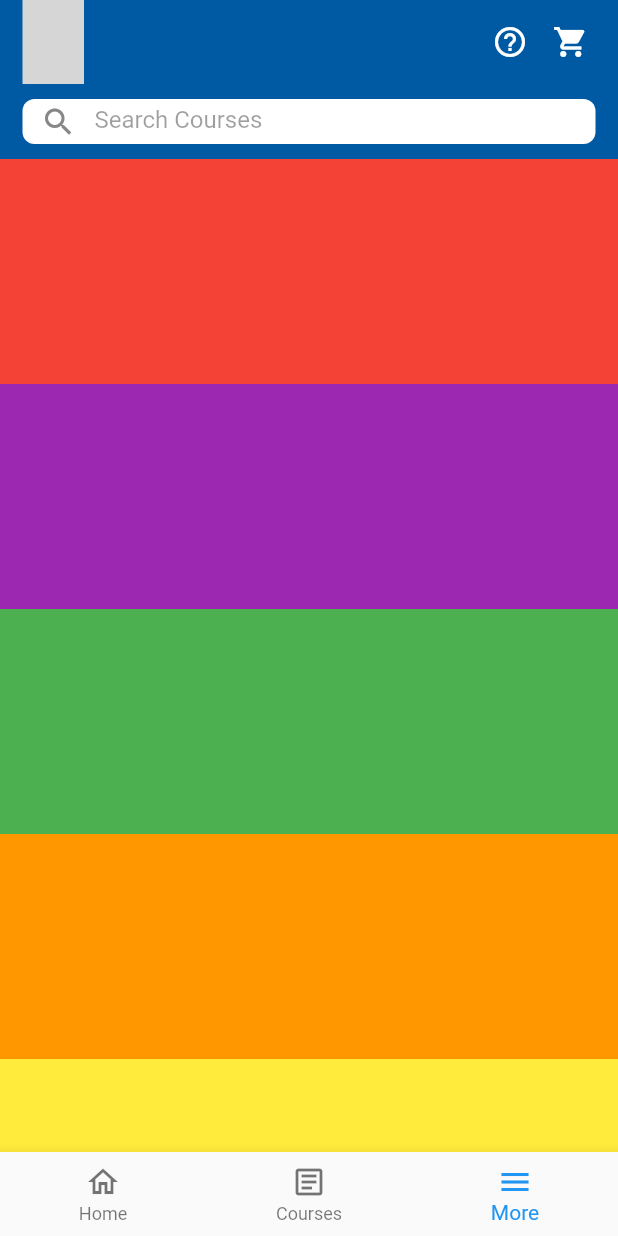
After one commit to Divyansh010/Brigde_Live, a Flutter app: the screen it shows after launch, item 3 of the bottom bar chosen, after a tap on the "help outline" icon, on a phone screen of 412 x 824 dp. The commit adds this screen. Run offline on Flutter 3.47's test engine with Material 2 defaults, Android fonts, the phone set to English and light mode, and no system bars; our stand-ins replace flutter_svg; missing offline and left inert: dart:js; grey boxes are pictures that could not be loaded.

Commit message:
Appbar+SearchBAr

```diff
--- a/lib/home_page.dart
+++ b/lib/HomePage.dart
@@ -2,7 +2,6 @@ import 'package:BridgeLive/constants.dart';
 import 'package:flutter/cupertino.dart';
 import 'package:flutter/material.dart';
 import 'package:flutter_svg/svg.dart';
-import 'placeholder_widget.dart';
 
 class HomePage extends StatefulWidget {
   @override
@@ -10,12 +9,6 @@ class HomePage extends StatefulWidget {
 }
 
 class _HomePageState extends State<HomePage> {
-  int _currentIndex =0;   //track currently selected Tab
-  final List<Widget> _children=[
-    PlaceholderWidget(Colors.white),
-    PlaceholderWidget(Colors.orange),
-    PlaceholderWidget(Colors.green)
-  ];   //list of widgets need to be rendered while selected
 
   @override
   Widget build(BuildContext context) {
@@ -45,34 +38,17 @@ class _HomePageState extends State<HomePage> {
           ),
                   ],
     ),
-    body: _children[_currentIndex],
-    bottomNavigationBar: BottomNavigationBar(
-      onTap: onTabTapped,
-      currentIndex: _currentIndex,
-      items: [
-        BottomNavigationBarItem(
-          icon: new Icon(Icons.home_outlined),
-          label: 'Home',
-        ),
-        BottomNavigationBarItem(
-          icon: new Icon(Icons.article_outlined),
-          label: 'Courses',
-        ),
-        BottomNavigationBarItem(
-          icon: new Icon(Icons.menu),
-          label: 'More',
-        )
+    body: CustomScrollView(
+      slivers: <Widget>[
+        SliverAppBar(
+
+          ),
+
       ],
     ),
   );
   }
 
-//This will trigger Build method with the state passed to it
-  void onTabTapped(int index){
-    setState(() {
-    });
-      _currentIndex=index;
-  }
 }
 
 Widget searchField(){
--- /dev/null
+++ b/lib/MorePage.dart
@@ -0,0 +1,113 @@
+import 'package:flutter/material.dart';
+import 'package:flutter_svg/svg.dart';
+import 'constants.dart';
+import 'dart:js';
+
+class MorePage extends StatefulWidget {
+  @override
+  _MorePageState createState() => _MorePageState();
+}
+
+class _MorePageState extends State<MorePage> {
+    final controller = ScrollController();
+
+  @override
+  Widget build(BuildContext context) {
+    return SafeArea(
+      child: CustomScrollView(
+      slivers: <Widget>[
+        SliverAppBar(
+        backgroundColor: colorBlue,
+        elevation: 0.0,
+        leading: IconButton(
+          padding: EdgeInsets.only(left: 15.0),
+          icon: SvgPicture.asset("assets/images/brigdelogo.svg"), onPressed: () {},
+        ),
+        actions: <Widget>[
+          new IconButton(
+            icon: new Icon(Icons.help_outline), onPressed: () {},
+          ),
+          new IconButton(
+            icon: new Icon(Icons.shopping_cart),
+            padding: EdgeInsets.only(right: 15.0), onPressed: () {},
+          ),
+                  ],
+        ),
+        SliverPersistentHeader(
+          pinned: true,
+          delegate: _SliverAppBarDelegate(
+            // child: searchField(),
+            child: PreferredSize(
+              preferredSize: Size.fromHeight(50.0),
+              child: searchField(),
+            )
+          )
+
+        ),
+        SliverFixedExtentList(
+          itemExtent: 150.0,
+          delegate: SliverChildListDelegate(
+            [
+            Container(color: Colors.red),
+            Container(color: Colors.purple),
+            Container(color: Colors.green),
+            Container(color: Colors.orange),
+            Container(color: Colors.yellow),
+            Container(color: Colors.pink),
+            ]
+          )
+        )
+      ],
+    )
+    );
+  }
+}
+
+Widget searchField(){
+  return Container(
+    height: 50.0,
+    color: colorBlue,
+    padding: EdgeInsets.fromLTRB(15.0,10.0,15.0,10.0),
+    child: TextField(
+      decoration: InputDecoration(
+      hintText: "Search Courses",
+      contentPadding: EdgeInsets.all(8.0),
+      prefixIcon: Icon(Icons.search, color: colorGrey),
+      fillColor: Colors.white,
+      filled: true,
+      enabled: false,
+      border: OutlineInputBorder(
+        borderRadius: BorderRadius.all(Radius.circular(cornerRadius)),
+        borderSide: BorderSide.none,
+      ),
+      ),
+    ),
+  );
+}
+
+class _SliverAppBarDelegate extends SliverPersistentHeaderDelegate {
+  final PreferredSize child;
+
+  _SliverAppBarDelegate({ this.child });
+
+  @override
+  Widget build(BuildContext context, double shrinkOffset, bool overlapsContent) {
+    // TODO: implement build
+    return child;
+  }
+
+  @override
+  // TODO: implement maxExtent
+  double get maxExtent => child.preferredSize.height;
+
+  @override
+  // TODO: implement minExtent
+  double get minExtent => child.preferredSize.height;
+
+  @override
+  bool shouldRebuild(SliverPersistentHeaderDelegate oldDelegate) {
+    // TODO: implement shouldRebuild
+    return false;
+  }
+
+}
--- a/lib/main.dart
+++ b/lib/main.dart
@@ -1,8 +1,10 @@
+import 'package:BridgeLive/CoursesPage.dart';
+import 'package:BridgeLive/HomePage.dart';
 import 'package:BridgeLive/constants.dart';
-import 'package:BridgeLive/home_page.dart';
 import 'package:flutter/material.dart';
-//import 'package:lottie/lottie.dart';
 import 'package:flutter/services.dart';
+
+import 'MorePage.dart';
 
 void main() {
   runApp(MyApp());
@@ -16,111 +18,52 @@ class MyApp extends StatelessWidget {
     return MaterialApp(
       debugShowCheckedModeBanner: false,
       theme: new ThemeData(scaffoldBackgroundColor: bgColor ),
-      // title: 'Flutter Demo',
-      // theme: ThemeData(
-      //   // This is the theme of your application.
-      //   //
-      //   // Try running your application with "flutter run". You'll see the
-      //   // application has a blue toolbar. Then, without quitting the app, try
-      //   // changing the primarySwatch below to Colors.green and then invoke
-      //   // "hot reload" (press "r" in the console where you ran "flutter run",
-      //   // or simply save your changes to "hot reload" in a Flutter IDE).
-      //   // Notice that the counter didn't reset back to zero; the application
-      //   // is not restarted.
-      //   primarySwatch: Colors.green,
-      //   // This makes the visual density adapt to the platform that you run
-      //   // the app on. For desktop platforms, the controls will be smaller and
-      //   // closer together (more dense) than on mobile platforms.
-      //   visualDensity: VisualDensity.adaptivePlatformDensity,
-      // ),
-      // // home: MyHomePage(title: 'Flutter Demo Home Page'),
-            home: HomePage()
-              // body: Center(child: Lottie.asset('assets/splash_screen.json',) ),
+            home: MyBottomNavBar()
     );
   }
 }
 
-/* class MyHomePage extends StatefulWidget {
-  MyHomePage({Key key, this.title}) : super(key: key);
-
-  // This widget is the home page of your application. It is stateful, meaning
-  // that it has a State object (defined below) that contains fields that affect
-  // how it looks.
-
-  // This class is the configuration for the state. It holds the values (in this
-  // case the title) provided by the parent (in this case the App widget) and
-  // used by the build method of the State. Fields in a Widget subclass are
-  // always marked "final".
-
-  final String title;
-
+class MyBottomNavBar extends StatefulWidget {
   @override
-  _MyHomePageState createState() => _MyHomePageState();
+  _MyBottomNavBarState createState() => _MyBottomNavBarState();
 }
 
-class _MyHomePageState extends State<MyHomePage> {
-  int _counter = 0;
+class _MyBottomNavBarState extends State<MyBottomNavBar> {
 
-  void _incrementCounter() {
+   int _currentIndex =0;   //track currently selected Tab
+  final List<Widget> _children=[
+    HomePage(),
+    CoursesPage(),
+    MorePage(),
+  ];
+   void onTabTapped(int index){
     setState(() {
-      // This call to setState tells the Flutter framework that something has
-      // changed in this State, which causes it to rerun the build method below
-      // so that the display can reflect the updated values. If we changed
-      // _counter without calling setState(), then the build method would not be
-      // called again, and so nothing would appear to happen.
-      _counter++;
+            _currentIndex=index;
     });
   }
 
   @override
   Widget build(BuildContext context) {
-    // This method is rerun every time setState is called, for instance as done
-    // by the _incrementCounter method above.
-    //
-    // The Flutter framework has been optimized to make rerunning build methods
-    // fast, so that you can just rebuild anything that needs updating rather
-    // than having to individually change instances of widgets.
     return Scaffold(
-      appBar: AppBar(
-        // Here we take the value from the MyHomePage object that was created by
-        // the App.build method, and use it to set our appbar title.
-        title: Text(widget.title),
-      ),
-      body: Center(
-        // Center is a layout widget. It takes a single child and positions it
-        // in the middle of the parent.
-        child: Column(
-          // Column is also a layout widget. It takes a list of children and
-          // arranges them vertically. By default, it sizes itself to fit its
-          // children horizontally, and tries to be as tall as its parent.
-          //
-          // Invoke "debug painting" (press "p" in the console, choose the
-          // "Toggle Debug Paint" action from the Flutter Inspector in Android
-          // Studio, or the "Toggle Debug Paint" command in Visual Studio Code)
-          // to see the wireframe for each widget.
-          //
-          // Column has various properties to control how it sizes itself and
-          // how it positions its children. Here we use mainAxisAlignment to
-          // center the children vertically; the main axis here is the vertical
-          // axis because Columns are vertical (the cross axis would be
-          // horizontal).
-          mainAxisAlignment: MainAxisAlignment.center,
-          children: <Widget>[
-            Text(
-              'You have pushed the button this many times:',
-            ),
-            Text(
-              '$_counter',
-              style: Theme.of(context).textTheme.headline4,
-            ),
-          ],
+      body: _children[_currentIndex],
+      bottomNavigationBar: BottomNavigationBar(
+      onTap: onTabTapped,
+      currentIndex: _currentIndex,
+      items: [
+        BottomNavigationBarItem(
+          icon: new Icon(Icons.home_outlined),
+          label: 'Home',
         ),
-      ),
-      floatingActionButton: FloatingActionButton(
-        onPressed: _incrementCounter,
-        tooltip: 'Increment',
-        child: Icon(Icons.add),
-      ), // This trailing comma makes auto-formatting nicer for build methods.
+        BottomNavigationBarItem(
+          icon: new Icon(Icons.article_outlined),
+          label: 'Courses',
+        ),
+        BottomNavigationBarItem(
+          icon: new Icon(Icons.menu),
+          label: 'More',
+        )
+      ],
+    ),
     );
   }
-} */
+}
--- a/pubspec.yaml
+++ b/pubspec.yaml
@@ -30,6 +30,8 @@ dependencies:
   lottie: ^0.7.0+1
   carousel_slider: ^2.3.1
   flutter_svg: ^0.19.1
+  scroll_app_bar: ^1.0.2
+
 
 
 dev_dependencies:
```
Also changed, not shown: lib/CoursesPage.dart (added, +73 -0 lines), pubspec.lock.
